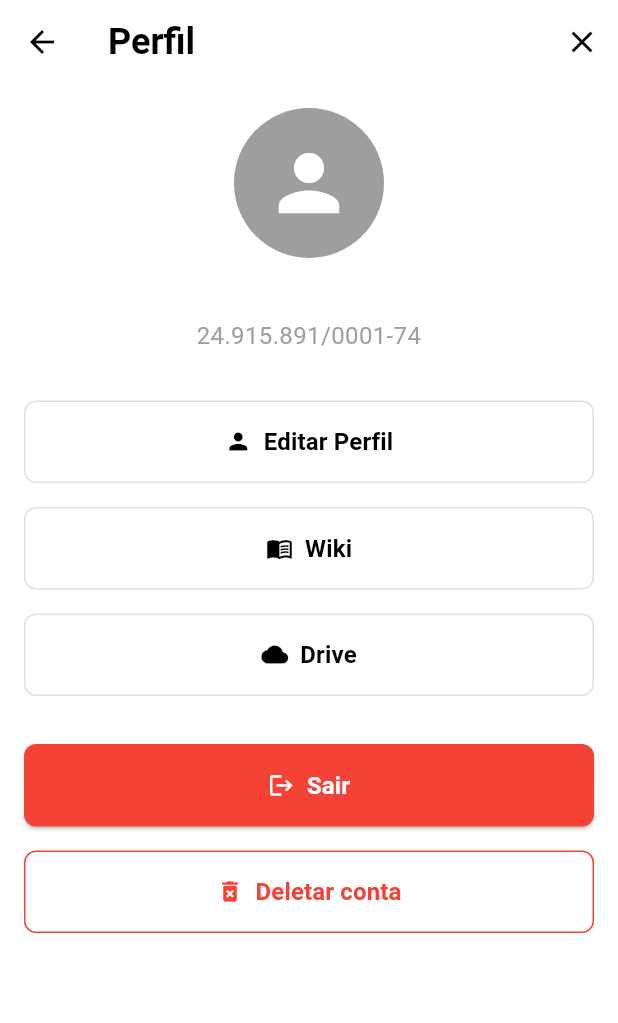
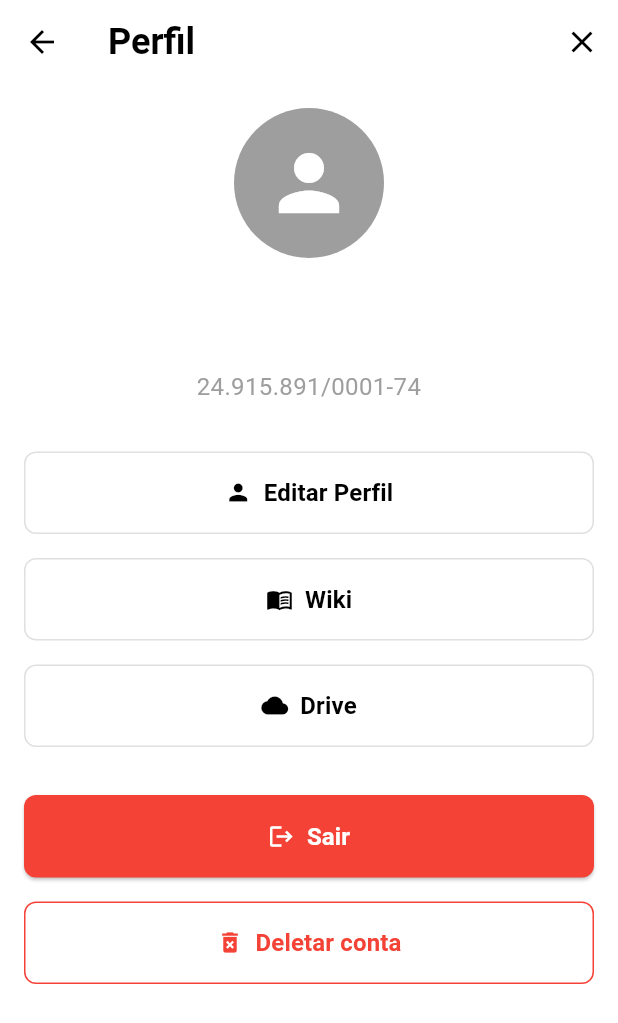
Before and after one commit to creator4all/front-end-app-orcamentos, a Flutter app: the ProfileScreen screen opened by its route, on a phone screen of 412 x 824 dp. Shown: the top 1023 px of the screen. Run offline on Flutter 3.47's test engine with Material 3 defaults, Android fonts, the phone set to English and light mode, and no system bars; our stand-ins replace flutter_mobx, flutter_secure_storage, mobx; accounts and stored records are empty; generated files the repository leaves out were written again.

Commit message:
fix: :art: Ajusta tela de perfil e adiciona SafeArea no budget_list_screen
Co-Authored-By: pedro.penha@multimidiaeducacional.com.br <multi.edu2023@gmail.com>

```diff
--- a/lib/screens/budget_list_screen.dart
+++ b/lib/screens/budget_list_screen.dart
@@ -45,7 +45,8 @@ class _BudgetListScreenState extends State<BudgetListScreen> {
     final budgetStore = StoreProvider.of(context).budgetStore;
     final authStore = StoreProvider.of(context).authStore;
 
-    return Scaffold(
+    return SafeArea(
+      child: Scaffold(
         appBar: CustomAppBar(
           isBackButtonVisible: false,
           title: "Orçamentos",
--- a/lib/screens/profile/profile_screen.dart
+++ b/lib/screens/profile/profile_screen.dart
@@ -109,12 +109,6 @@ class _ProfileScreenState extends State<ProfileScreen> {
             title: const Text('Perfil'),
             backgroundColor: Colors.white,
             elevation: 0,
-            leading: IconButton(
-              icon: const Icon(Icons.arrow_back, color: Colors.black),
-              onPressed: () {
-                Navigator.of(context).pop();
-              },
-            ),
             // X in the top right corner to close
             actions: [
               IconButton(
@@ -141,7 +135,18 @@ class _ProfileScreenState extends State<ProfileScreen> {
                       color: Colors.white,
                     ),
                   ),
-                  const SizedBox(height: 40),
+                  const SizedBox(height: 24),
+
+                  // User name
+                  Text(
+                    user.name,
+                    style: const TextStyle(
+                      fontSize: 24,
+                      fontWeight: FontWeight.bold,
+                    ),
+                    textAlign: TextAlign.center,
+                  ),
+                  const SizedBox(height: 16),
 
                   // CNPJ (example)
                   const Text(
```
Lines whose indentation alone changed are shown as unchanged.
